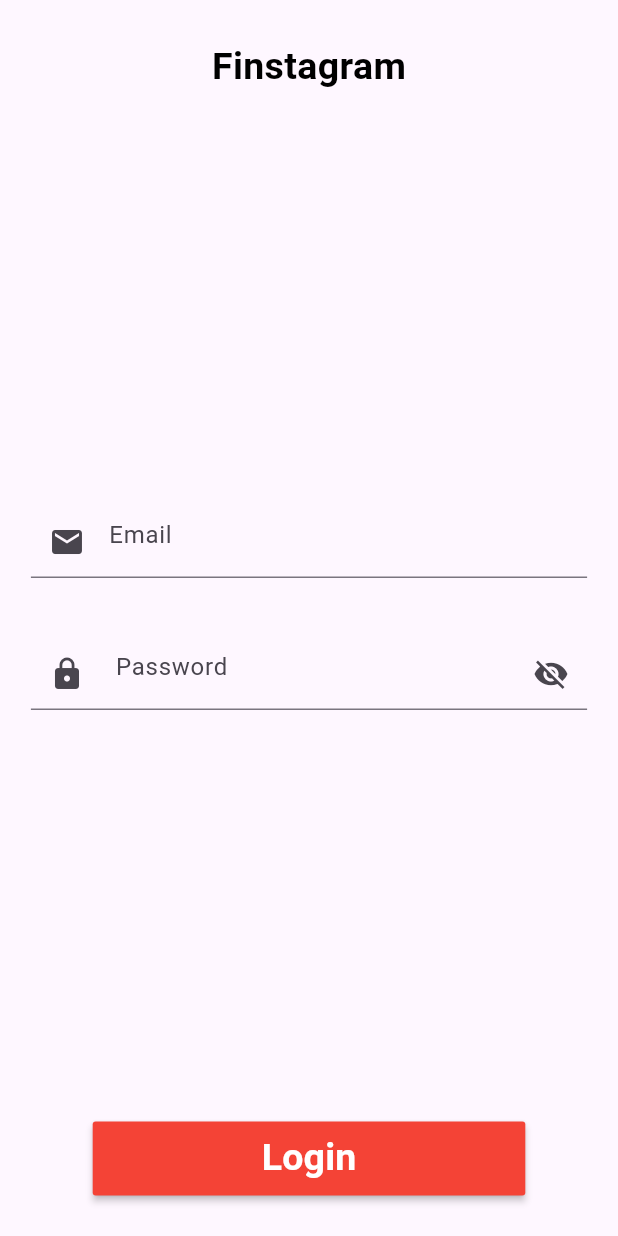
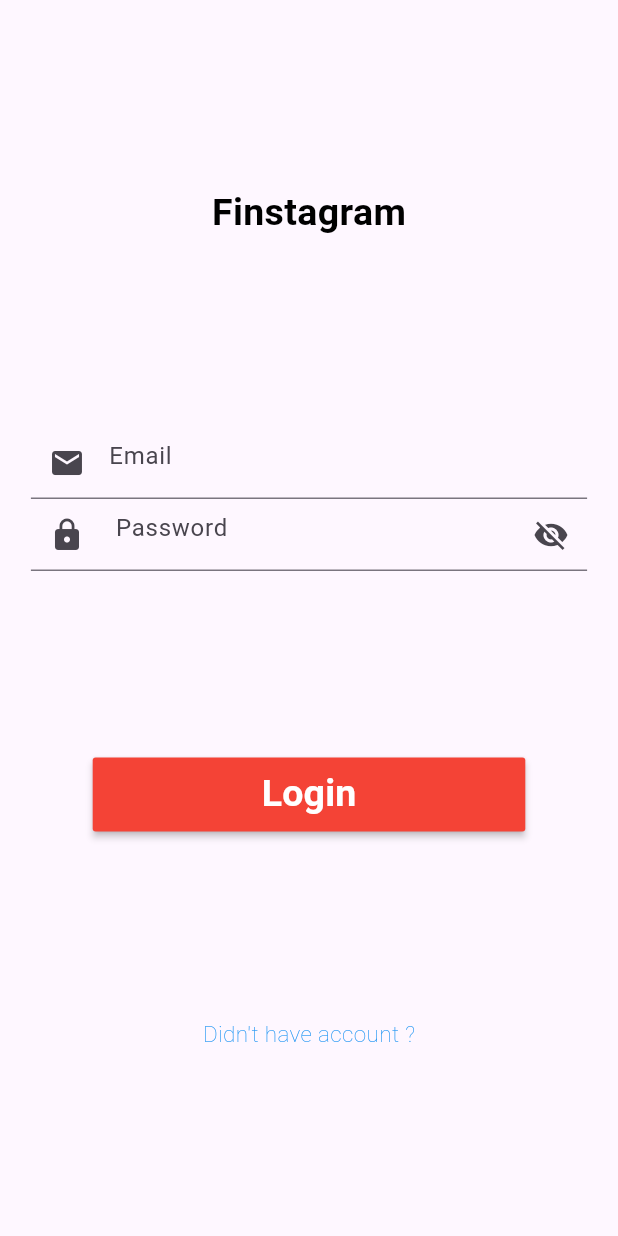
Before and after one commit to Sandipshrestha1/finstagram_app, a Flutter app: the screen it shows after launch, on a phone screen of 412 x 824 dp. Run offline on Flutter 3.47's test engine with Material 3 defaults, Android fonts, the phone set to English and light mode, and no system bars.

```diff
--- a/lib/pages/login_page.dart
+++ b/lib/pages/login_page.dart
@@ -160,6 +160,8 @@
 //   }
 // }
 
+// ignore_for_file: unused_field
+
 import 'package:flutter/material.dart';
 
 class LoginPage extends StatefulWidget {
@@ -192,13 +194,14 @@ class _LoginPageState extends State<LoginPage> {
           ),
           child: Center(
             child: Column(
-              mainAxisAlignment: MainAxisAlignment.spaceAround,
+              mainAxisAlignment: MainAxisAlignment.spaceEvenly,
               mainAxisSize: MainAxisSize.max,
               crossAxisAlignment: CrossAxisAlignment.center,
               children: [
                 _titleWidget(),
                 _loginForm(),
                 _loginButton(),
+                _registerPageLink(),
               ],
             ),
           ),
@@ -234,16 +237,16 @@ class _LoginPageState extends State<LoginPage> {
 
   Widget _loginForm() {
     return Container(
-      height: _deviceHeight! * 0.70,
+      //height: _deviceHeight! * 0.70,
       child: Form(
         key: _loginFormKey,
         child: Column(
-          mainAxisAlignment: MainAxisAlignment.center,
-          mainAxisSize: MainAxisSize.max,
+          mainAxisAlignment: MainAxisAlignment.spaceEvenly,
+          mainAxisSize: MainAxisSize.min,
           crossAxisAlignment: CrossAxisAlignment.center,
           children: [
             _emailTextField(),
-            SizedBox(height: 40),
+            //  SizedBox(height: 40),
             _passwordTextField(),
           ],
         ),
@@ -311,4 +314,18 @@ class _LoginPageState extends State<LoginPage> {
       _loginFormKey.currentState!.save();
     }
   }
+
+  Widget _registerPageLink() {
+    return GestureDetector(
+      onTap: () => Navigator.pushNamed(context, 'register'),
+      child: const Text(
+        "Didn't have account ?",
+        style: TextStyle(
+          color: Colors.blue,
+          fontSize: 15,
+          fontWeight: FontWeight.w200,
+        ),
+      ),
+    );
+  }
 }
```
Also changed, not shown: lib/pages/register_pages.dart (+82 -2 lines).
